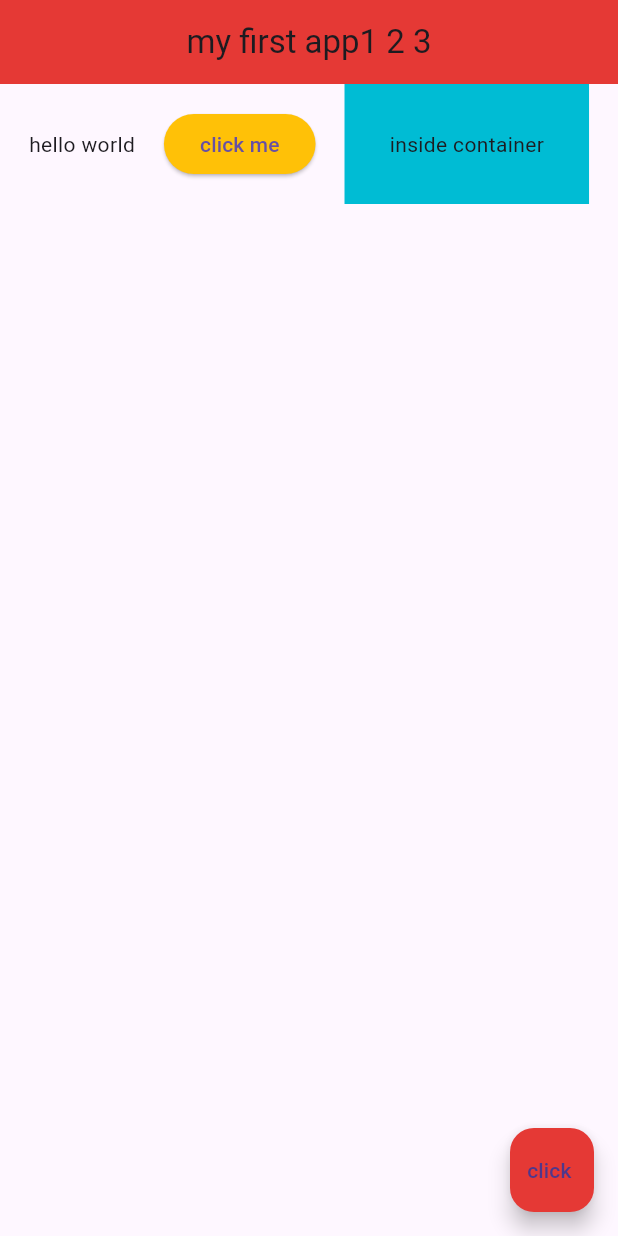
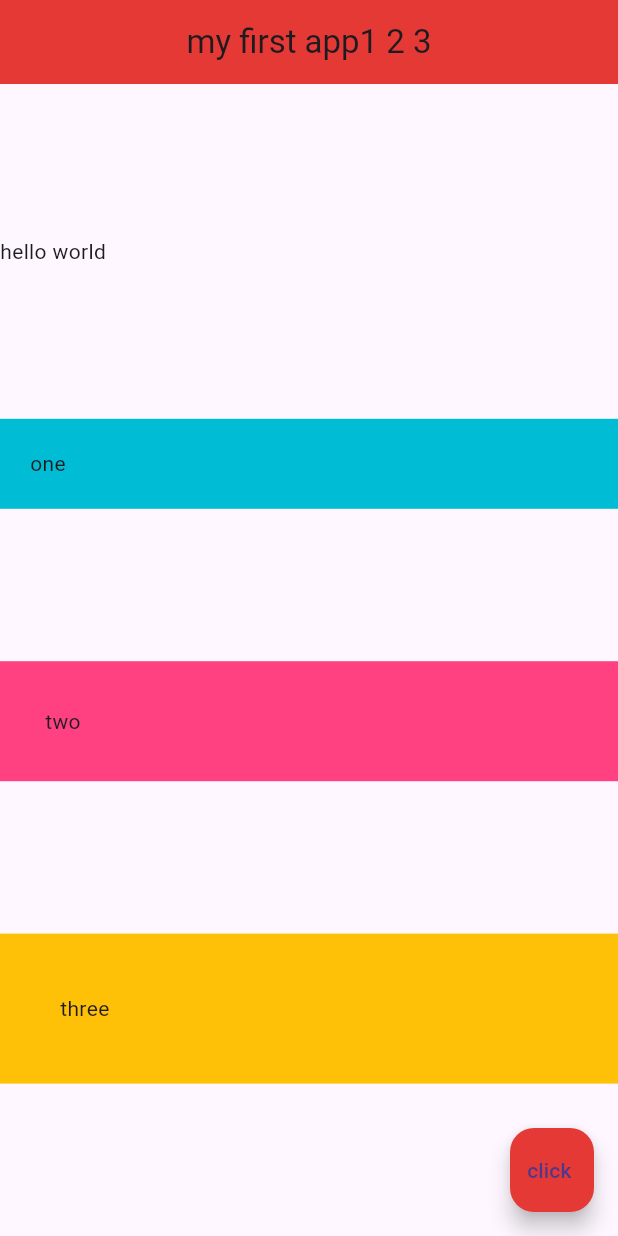
Before and after one commit to AyoubElAchab/learning-dart, a Flutter app: the screen it shows after launch, on a phone screen of 412 x 824 dp. Run offline on Flutter 3.47's test engine with Material 3 defaults, Android fonts, the phone set to English and light mode, and no system bars.

Commit message:
how to use Rows

```diff
--- a/lib/main.dart
+++ b/lib/main.dart
@@ -15,22 +15,31 @@ class Home extends StatelessWidget {
         centerTitle: true,
         backgroundColor : Colors.red[600],
       ),
-      body: Row(
+      body: Column(
         mainAxisAlignment: MainAxisAlignment.spaceEvenly,
-        crossAxisAlignment: CrossAxisAlignment.center,
+        crossAxisAlignment: CrossAxisAlignment.stretch,
         children: [
-          Text('hello world'),
-          ElevatedButton(
-            onPressed: () {},
-            style: ElevatedButton.styleFrom(
-              backgroundColor: Colors.amber, // Sets the background color
-            ),
-            child: Text('click me'),
+          Row(
+            children: [
+              Text('hello '),
+              Text('world'),
+
+            ],
           ),
           Container(
-            color: Colors.cyan,
+            padding : EdgeInsets.all(20.0),
+            color : Colors.cyan,
+            child : Text('one'),
+          ),
+          Container(
             padding : EdgeInsets.all(30.0),
-            child : Text('inside container'),
+            color : Colors.pinkAccent,
+            child : Text('two'),
+          ),
+          Container(
+            padding : EdgeInsets.all(40.0),
+            color : Colors.amber,
+            child : Text('three'),
           ),
         ],
       ),
```
